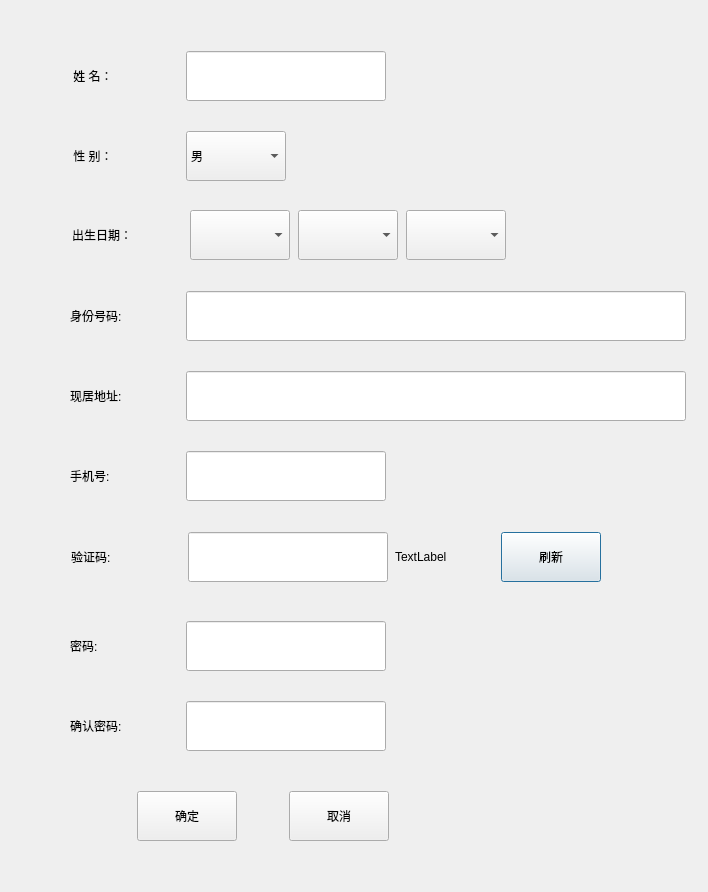
Before: the Qt Designer form PEIS_Client/registerdialog.ui in ooohhhj/PEIS, drawn with Qt 5.
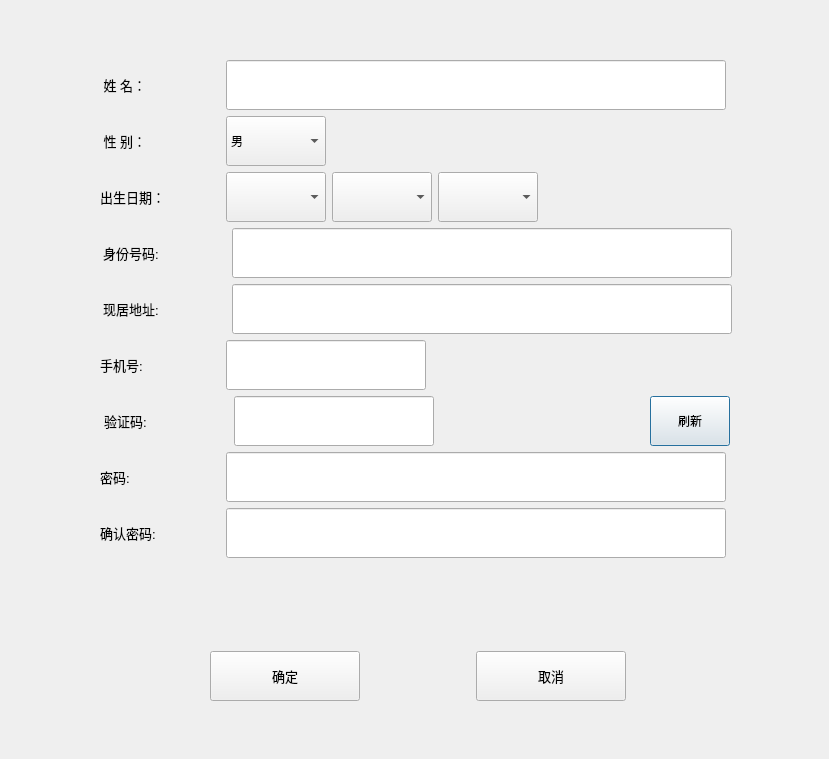
After: the same form once the commit is applied. Icons and pictures are not drawn.

Commit message: 完成注册界面的设计

Patch:
```diff
--- a/PEIS_Client/registerdialog.ui
+++ b/PEIS_Client/registerdialog.ui
@@ -6,8 +6,8 @@
    <rect>
     <x>0</x>
     <y>0</y>
-    <width>708</width>
-    <height>892</height>
+    <width>829</width>
+    <height>759</height>
    </rect>
   </property>
   <property name="windowTitle">
@@ -18,30 +18,38 @@
 background-repeat:no-repeat;
 background-position:center;</string>
   </property>
-  <widget class="QWidget" name="layoutWidget">
+  <widget class="QWidget" name="">
    <property name="geometry">
     <rect>
-     <x>70</x>
-     <y>50</y>
-     <width>318</width>
-     <height>52</height>
+     <x>100</x>
+     <y>60</y>
+     <width>636</width>
+     <height>641</height>
     </rect>
    </property>
+   <layout class="QVBoxLayout" name="verticalLayout">
+    <item>
    <layout class="QHBoxLayout" name="NamehLayout">
     <item>
      <widget class="QLabel" name="nameLabel">
       <property name="minimumSize">
        <size>
-        <width>110</width>
+          <width>120</width>
         <height>50</height>
        </size>
       </property>
       <property name="maximumSize">
        <size>
-        <width>110</width>
+          <width>120</width>
         <height>50</height>
        </size>
       </property>
+        <property name="font">
+         <font>
+          <family>Arial</family>
+          <pointsize>10</pointsize>
+         </font>
+        </property>
       <property name="text">
        <string> 姓 名：</string>
       </property>
@@ -51,44 +59,61 @@
      <widget class="QLineEdit" name="nameLineEdit">
       <property name="minimumSize">
        <size>
-        <width>200</width>
+          <width>500</width>
         <height>50</height>
        </size>
       </property>
       <property name="maximumSize">
        <size>
-        <width>200</width>
+          <width>500</width>
         <height>50</height>
        </size>
       </property>
-     </widget>
-    </item>
-   </layout>
-  </widget>
-  <widget class="QWidget" name="layoutWidget">
-   <property name="geometry">
-    <rect>
-     <x>70</x>
-     <y>130</y>
-     <width>218</width>
-     <height>52</height>
-    </rect>
-   </property>
+        <property name="font">
+         <font>
+          <family>Agency FB</family>
+          <pointsize>9</pointsize>
+         </font>
+        </property>
+       </widget>
+      </item>
+      <item>
+       <spacer name="horizontalSpacer_4">
+        <property name="orientation">
+         <enum>Qt::Horizontal</enum>
+        </property>
+        <property name="sizeHint" stdset="0">
+         <size>
+          <width>40</width>
+          <height>20</height>
+         </size>
+        </property>
+       </spacer>
+      </item>
+     </layout>
+    </item>
+    <item>
    <layout class="QHBoxLayout" name="SexhLayout">
     <item>
      <widget class="QLabel" name="setLabel">
       <property name="minimumSize">
        <size>
-        <width>110</width>
+          <width>120</width>
         <height>50</height>
        </size>
       </property>
       <property name="maximumSize">
        <size>
-        <width>110</width>
+          <width>120</width>
         <height>50</height>
        </size>
       </property>
+        <property name="font">
+         <font>
+          <family>Arial</family>
+          <pointsize>10</pointsize>
+         </font>
+        </property>
       <property name="text">
        <string> 性 别：</string>
       </property>
@@ -108,6 +133,12 @@
         <height>50</height>
        </size>
       </property>
+        <property name="font">
+         <font>
+          <family>Agency FB</family>
+          <pointsize>9</pointsize>
+         </font>
+        </property>
       <item>
        <property name="text">
         <string>男</string>
@@ -120,32 +151,43 @@
       </item>
      </widget>
     </item>
-   </layout>
-  </widget>
-  <widget class="QWidget" name="layoutWidget">
-   <property name="geometry">
-    <rect>
-     <x>70</x>
-     <y>210</y>
-     <width>441</width>
-     <height>51</height>
-    </rect>
-   </property>
+      <item>
+       <spacer name="horizontalSpacer_5">
+        <property name="orientation">
+         <enum>Qt::Horizontal</enum>
+        </property>
+        <property name="sizeHint" stdset="0">
+         <size>
+          <width>40</width>
+          <height>20</height>
+         </size>
+        </property>
+       </spacer>
+      </item>
+     </layout>
+    </item>
+    <item>
    <layout class="QHBoxLayout" name="BirthhLayout">
     <item>
      <widget class="QLabel" name="birthLabel">
       <property name="minimumSize">
        <size>
-        <width>110</width>
+          <width>120</width>
         <height>50</height>
        </size>
       </property>
       <property name="maximumSize">
        <size>
-        <width>110</width>
+          <width>120</width>
         <height>50</height>
        </size>
       </property>
+        <property name="font">
+         <font>
+          <family>Arial</family>
+          <pointsize>10</pointsize>
+         </font>
+        </property>
       <property name="text">
        <string>出生日期：</string>
       </property>
@@ -199,32 +241,43 @@
       </property>
      </widget>
     </item>
-   </layout>
-  </widget>
-  <widget class="QWidget" name="layoutWidget">
-   <property name="geometry">
-    <rect>
-     <x>70</x>
-     <y>290</y>
-     <width>618</width>
-     <height>52</height>
-    </rect>
-   </property>
+      <item>
+       <spacer name="horizontalSpacer_6">
+        <property name="orientation">
+         <enum>Qt::Horizontal</enum>
+        </property>
+        <property name="sizeHint" stdset="0">
+         <size>
+          <width>40</width>
+          <height>20</height>
+         </size>
+        </property>
+       </spacer>
+      </item>
+     </layout>
+    </item>
+    <item>
    <layout class="QHBoxLayout" name="idCardhLayout">
     <item>
      <widget class="QLabel" name="label_6">
       <property name="minimumSize">
        <size>
-        <width>110</width>
+          <width>120</width>
         <height>50</height>
        </size>
       </property>
       <property name="maximumSize">
        <size>
-        <width>110</width>
+          <width>120</width>
         <height>50</height>
        </size>
       </property>
+        <property name="font">
+         <font>
+          <family>Arial</family>
+          <pointsize>10</pointsize>
+         </font>
+        </property>
       <property name="text">
        <string>身份号码:</string>
       </property>
@@ -247,31 +300,29 @@
      </widget>
     </item>
    </layout>
-  </widget>
-  <widget class="QWidget" name="layoutWidget">
-   <property name="geometry">
-    <rect>
-     <x>70</x>
-     <y>370</y>
-     <width>618</width>
-     <height>52</height>
-    </rect>
-   </property>
+    </item>
+    <item>
    <layout class="QHBoxLayout" name="AddresshLayout">
     <item>
      <widget class="QLabel" name="label_7">
       <property name="minimumSize">
        <size>
-        <width>110</width>
+          <width>120</width>
         <height>50</height>
        </size>
       </property>
       <property name="maximumSize">
        <size>
-        <width>110</width>
+          <width>120</width>
         <height>50</height>
        </size>
       </property>
+        <property name="font">
+         <font>
+          <family>Arial</family>
+          <pointsize>10</pointsize>
+         </font>
+        </property>
       <property name="text">
        <string>现居地址:</string>
       </property>
@@ -294,31 +345,29 @@
      </widget>
     </item>
    </layout>
-  </widget>
-  <widget class="QWidget" name="layoutWidget">
-   <property name="geometry">
-    <rect>
-     <x>70</x>
-     <y>450</y>
-     <width>318</width>
-     <height>52</height>
-    </rect>
-   </property>
+    </item>
+    <item>
    <layout class="QHBoxLayout" name="iphonehLayout">
     <item>
      <widget class="QLabel" name="label">
       <property name="minimumSize">
        <size>
-        <width>110</width>
+          <width>120</width>
         <height>50</height>
        </size>
       </property>
       <property name="maximumSize">
        <size>
-        <width>110</width>
+          <width>120</width>
         <height>50</height>
        </size>
       </property>
+        <property name="font">
+         <font>
+          <family>Arial</family>
+          <pointsize>10</pointsize>
+         </font>
+        </property>
       <property name="text">
        <string>手机号:</string>
       </property>
@@ -340,132 +389,43 @@
       </property>
      </widget>
     </item>
-   </layout>
-  </widget>
-  <widget class="QWidget" name="layoutWidget">
-   <property name="geometry">
-    <rect>
-     <x>70</x>
-     <y>620</y>
-     <width>318</width>
-     <height>52</height>
-    </rect>
-   </property>
-   <layout class="QHBoxLayout" name="passwordhLayout">
     <item>
-     <widget class="QLabel" name="passwordLabel">
-      <property name="minimumSize">
-       <size>
-        <width>110</width>
-        <height>50</height>
-       </size>
-      </property>
-      <property name="maximumSize">
+       <spacer name="horizontalSpacer_7">
+        <property name="orientation">
+         <enum>Qt::Horizontal</enum>
+        </property>
+        <property name="sizeHint" stdset="0">
        <size>
-        <width>110</width>
-        <height>50</height>
-       </size>
-      </property>
-      <property name="text">
-       <string>密码:</string>
-      </property>
-     </widget>
-    </item>
-    <item>
-     <widget class="QLineEdit" name="passwordLineEdit">
-      <property name="minimumSize">
-       <size>
-        <width>200</width>
-        <height>50</height>
-       </size>
-      </property>
-      <property name="maximumSize">
-       <size>
-        <width>200</width>
-        <height>50</height>
-       </size>
-      </property>
-      <property name="echoMode">
-       <enum>QLineEdit::Password</enum>
-      </property>
-     </widget>
-    </item>
-   </layout>
-  </widget>
-  <widget class="QWidget" name="layoutWidget">
-   <property name="geometry">
-    <rect>
-     <x>70</x>
-     <y>700</y>
-     <width>318</width>
-     <height>52</height>
-    </rect>
-   </property>
-   <layout class="QHBoxLayout" name="confirmpasswordhLayout">
-    <item>
-     <widget class="QLabel" name="confirmPasswordLabel">
-      <property name="minimumSize">
-       <size>
-        <width>110</width>
-        <height>50</height>
-       </size>
-      </property>
-      <property name="maximumSize">
-       <size>
-        <width>110</width>
-        <height>50</height>
-       </size>
-      </property>
-      <property name="text">
-       <string>确认密码:</string>
-      </property>
-     </widget>
+          <width>40</width>
+          <height>20</height>
+         </size>
+        </property>
+       </spacer>
+      </item>
+     </layout>
     </item>
     <item>
-     <widget class="QLineEdit" name="confirmPasswordLineEdit">
-      <property name="minimumSize">
-       <size>
-        <width>200</width>
-        <height>50</height>
-       </size>
-      </property>
-      <property name="maximumSize">
-       <size>
-        <width>200</width>
-        <height>50</height>
-       </size>
-      </property>
-      <property name="echoMode">
-       <enum>QLineEdit::Password</enum>
-      </property>
-     </widget>
-    </item>
-   </layout>
-  </widget>
-  <widget class="QWidget" name="layoutWidget">
-   <property name="geometry">
-    <rect>
-     <x>70</x>
-     <y>530</y>
-     <width>532</width>
-     <height>54</height>
-    </rect>
-   </property>
    <layout class="QHBoxLayout" name="captchahLayout">
     <item>
      <widget class="QLabel" name="captchaLabel">
       <property name="minimumSize">
        <size>
-        <width>110</width>
+          <width>120</width>
         <height>50</height>
        </size>
       </property>
       <property name="maximumSize">
        <size>
-        <width>110</width>
+          <width>120</width>
         <height>50</height>
        </size>
       </property>
+        <property name="font">
+         <font>
+          <family>Arial</family>
+          <pointsize>10</pointsize>
+         </font>
+        </property>
       <property name="text">
        <string>验证码:</string>
       </property>
@@ -493,18 +453,18 @@
        <widget class="QLabel" name="showCaptchaLabel">
         <property name="minimumSize">
          <size>
-          <width>100</width>
+            <width>200</width>
           <height>50</height>
          </size>
         </property>
         <property name="maximumSize">
          <size>
-          <width>100</width>
+            <width>200</width>
           <height>50</height>
          </size>
         </property>
         <property name="text">
-         <string>TextLabel</string>
+           <string/>
         </property>
        </widget>
       </item>
@@ -512,13 +472,13 @@
        <widget class="QPushButton" name="refreshCaptchButton">
         <property name="minimumSize">
          <size>
-          <width>100</width>
+            <width>80</width>
           <height>50</height>
          </size>
         </property>
         <property name="maximumSize">
          <size>
-          <width>100</width>
+            <width>80</width>
           <height>50</height>
          </size>
         </property>
@@ -530,17 +490,144 @@
      </layout>
     </item>
    </layout>
-  </widget>
-  <widget class="QWidget" name="">
-   <property name="geometry">
-    <rect>
-     <x>90</x>
-     <y>790</y>
-     <width>346</width>
-     <height>52</height>
-    </rect>
-   </property>
-   <layout class="QHBoxLayout" name="horizontalLayout_2">
+    </item>
+    <item>
+     <layout class="QHBoxLayout" name="passwordhLayout">
+      <item>
+       <widget class="QLabel" name="passwordLabel">
+        <property name="minimumSize">
+         <size>
+          <width>120</width>
+          <height>50</height>
+         </size>
+        </property>
+        <property name="maximumSize">
+         <size>
+          <width>120</width>
+          <height>50</height>
+         </size>
+        </property>
+        <property name="font">
+         <font>
+          <family>Arial</family>
+          <pointsize>10</pointsize>
+         </font>
+        </property>
+        <property name="text">
+         <string>密码:</string>
+        </property>
+       </widget>
+      </item>
+      <item>
+       <widget class="QLineEdit" name="passwordLineEdit">
+        <property name="minimumSize">
+         <size>
+          <width>500</width>
+          <height>50</height>
+         </size>
+        </property>
+        <property name="maximumSize">
+         <size>
+          <width>500</width>
+          <height>50</height>
+         </size>
+        </property>
+        <property name="echoMode">
+         <enum>QLineEdit::Password</enum>
+        </property>
+       </widget>
+      </item>
+      <item>
+       <spacer name="horizontalSpacer_8">
+        <property name="orientation">
+         <enum>Qt::Horizontal</enum>
+        </property>
+        <property name="sizeHint" stdset="0">
+         <size>
+          <width>40</width>
+          <height>20</height>
+         </size>
+        </property>
+       </spacer>
+      </item>
+     </layout>
+    </item>
+    <item>
+     <layout class="QHBoxLayout" name="confirmpasswordhLayout">
+      <item>
+       <widget class="QLabel" name="confirmPasswordLabel">
+        <property name="minimumSize">
+         <size>
+          <width>120</width>
+          <height>50</height>
+         </size>
+        </property>
+        <property name="maximumSize">
+         <size>
+          <width>120</width>
+          <height>50</height>
+         </size>
+        </property>
+        <property name="font">
+         <font>
+          <family>Arial</family>
+          <pointsize>10</pointsize>
+         </font>
+        </property>
+        <property name="text">
+         <string>确认密码:</string>
+        </property>
+       </widget>
+      </item>
+      <item>
+       <widget class="QLineEdit" name="confirmPasswordLineEdit">
+        <property name="minimumSize">
+         <size>
+          <width>500</width>
+          <height>50</height>
+         </size>
+        </property>
+        <property name="maximumSize">
+         <size>
+          <width>500</width>
+          <height>50</height>
+         </size>
+        </property>
+        <property name="echoMode">
+         <enum>QLineEdit::Password</enum>
+        </property>
+       </widget>
+      </item>
+      <item>
+       <spacer name="horizontalSpacer_9">
+        <property name="orientation">
+         <enum>Qt::Horizontal</enum>
+        </property>
+        <property name="sizeHint" stdset="0">
+         <size>
+          <width>40</width>
+          <height>20</height>
+         </size>
+        </property>
+       </spacer>
+      </item>
+     </layout>
+    </item>
+    <item>
+     <spacer name="verticalSpacer">
+      <property name="orientation">
+       <enum>Qt::Vertical</enum>
+      </property>
+      <property name="sizeHint" stdset="0">
+       <size>
+        <width>20</width>
+        <height>40</height>
+       </size>
+      </property>
+     </spacer>
+    </item>
+    <item>
+     <layout class="QHBoxLayout" name="okAndCancelhLayout">
     <item>
      <spacer name="horizontalSpacer_2">
       <property name="orientation">
@@ -555,19 +642,25 @@
      </spacer>
     </item>
     <item>
-     <widget class="QPushButton" name="pushButton">
+       <widget class="QPushButton" name="okButton">
       <property name="minimumSize">
        <size>
-        <width>100</width>
+          <width>150</width>
         <height>50</height>
        </size>
       </property>
       <property name="maximumSize">
        <size>
-        <width>100</width>
+          <width>200</width>
         <height>50</height>
        </size>
       </property>
+        <property name="font">
+         <font>
+          <family>Arial</family>
+          <pointsize>10</pointsize>
+         </font>
+        </property>
       <property name="text">
        <string>确定</string>
       </property>
@@ -587,19 +680,25 @@
      </spacer>
     </item>
     <item>
-     <widget class="QPushButton" name="pushButton_2">
+       <widget class="QPushButton" name="cancelButton">
       <property name="minimumSize">
        <size>
-        <width>100</width>
+          <width>150</width>
         <height>50</height>
        </size>
       </property>
       <property name="maximumSize">
        <size>
-        <width>100</width>
+          <width>150</width>
         <height>50</height>
        </size>
       </property>
+        <property name="font">
+         <font>
+          <family>Arial</family>
+          <pointsize>10</pointsize>
+         </font>
+        </property>
       <property name="text">
        <string>取消</string>
       </property>
@@ -617,6 +716,8 @@
        </size>
       </property>
      </spacer>
+      </item>
+     </layout>
     </item>
    </layout>
   </widget>
```
Left out of the diff: 14 changed lines with no effect on the pictures. Lines whose indentation alone changed are shown as unchanged. The commit also changes 5 other files.
